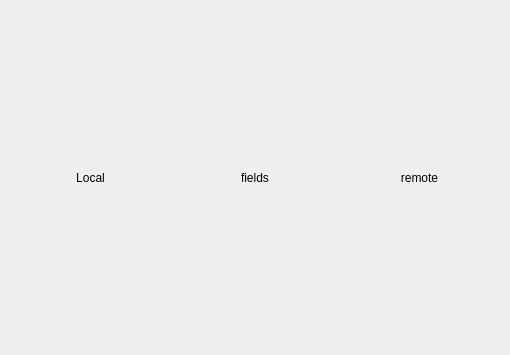
theme/MangaLib, file fileinfowidget.ui: the form before one commit.
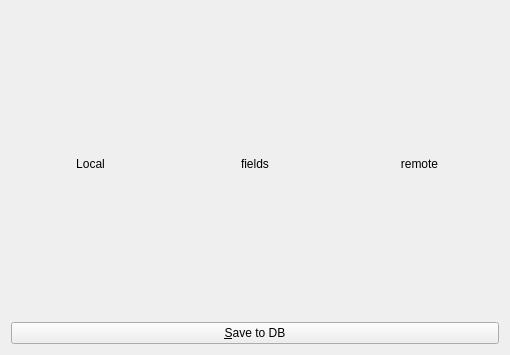
The form after the commit.

Patch:
```diff
--- a/fileinfowidget.ui
+++ b/fileinfowidget.ui
@@ -52,6 +52,13 @@
      </item>
     </layout>
    </item>
+   <item>
+    <widget class="QPushButton" name="save2dbButton">
+     <property name="text">
+      <string>&amp;Save to DB</string>
+     </property>
+    </widget>
+   </item>
   </layout>
  </widget>
  <resources/>
```
